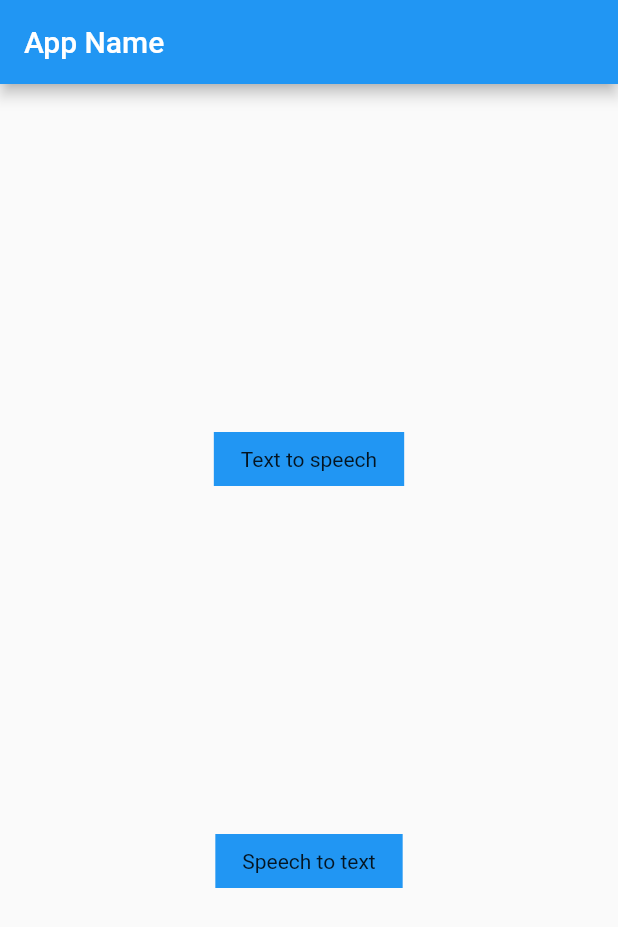
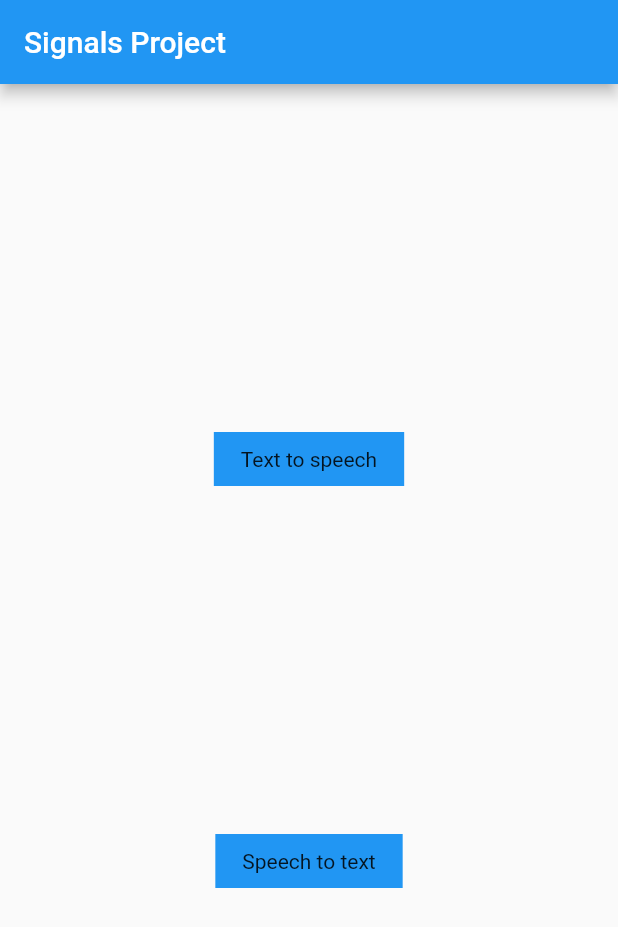
Before and after one commit to AKASHANGADII/signals_project, a Flutter app: the screen it shows after launch, on a phone screen of 412 x 824 dp. Shown: the top 927 px of the screen. Run offline on Flutter 3.47's test engine with Material 2 defaults, Android fonts, the phone set to English and light mode, and no system bars; our stand-ins replace speech_to_text; missing offline and left inert: text_to_speech.

Commit message:
Ready for submission

```diff
--- a/lib/main.dart
+++ b/lib/main.dart
@@ -12,6 +12,7 @@ class MyApp extends StatelessWidget {
   @override
   Widget build(BuildContext context) {
     return MaterialApp(
+      title: "Signals project",
       routes: {
         '/':(ctx)=>HomeScreen(),
         TextToSpech.routeName:(ctx)=>TextToSpech(),
--- a/lib/screens/home_screen.dart
+++ b/lib/screens/home_screen.dart
@@ -10,7 +10,8 @@ class HomeScreen extends StatelessWidget {
   @override
   Widget build(BuildContext context) {
     return Scaffold(
-      appBar: AppBar(title: Text("App Name"),),
+
+      appBar: AppBar(title: Text("Signals Project"),),
       body: Container(
         width: double.infinity,
         child: Column(
--- a/lib/screens/speech_to_text_screen.dart
+++ b/lib/screens/speech_to_text_screen.dart
@@ -99,7 +99,7 @@ class _SpeechToTextScreenState extends State<SpeechToTextScreen> {
                     ),
                   ),
                 ),
-              )
+              ),
             ],
           ),
         ),
```
